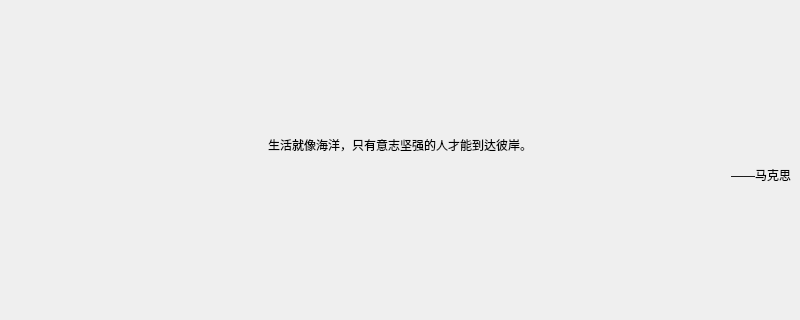
Before: the Qt Designer form mainwindow.ui in GXDE-OS/gxde-time-screensaver, drawn with Qt 5; both pictures show x 0 to 800 and y 141 to 461 of the 800 by 600 pixel window.
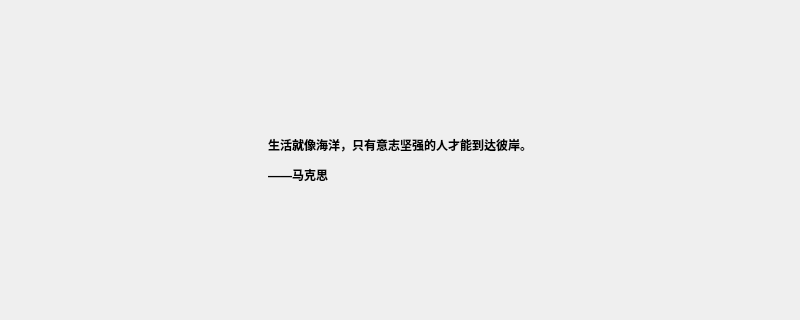
After: the same form once the commit is applied. Icons and pictures are not drawn.

Commit message: 调整UI布局

The edit to the form file:
```diff
--- a/mainwindow.ui
+++ b/mainwindow.ui
@@ -43,14 +43,44 @@
      </spacer>
     </item>
     <item>
+     <layout class="QHBoxLayout" name="horizontalLayout_3">
+      <item>
+       <spacer name="horizontalSpacer_2">
+        <property name="orientation">
+         <enum>Qt::Horizontal</enum>
+        </property>
+        <property name="sizeHint" stdset="0">
+         <size>
+          <width>40</width>
+          <height>20</height>
+         </size>
+        </property>
+       </spacer>
+      </item>
+      <item>
      <widget class="QLabel" name="m_poem">
       <property name="text">
-       <string>&lt;html&gt;&lt;head/&gt;&lt;body&gt;&lt;p&gt;生活就像海洋，只有意志坚强的人才能到达彼岸。&lt;/p&gt;&lt;p align=&quot;right&quot;&gt;——马克思&lt;/p&gt;&lt;/body&gt;&lt;/html&gt;</string>
+         <string>&lt;html&gt;&lt;head/&gt;&lt;body&gt;&lt;p&gt;&lt;span style=&quot; font-weight:700;&quot;&gt;生活就像海洋，只有意志坚强的人才能到达彼岸。&lt;/span&gt;&lt;/p&gt;&lt;p&gt;&lt;span style=&quot; font-weight:700;&quot;&gt;——马克思&lt;/span&gt;&lt;/p&gt;&lt;/body&gt;&lt;/html&gt;</string>
       </property>
       <property name="alignment">
-       <set>Qt::AlignCenter</set>
-      </property>
-     </widget>
+         <set>Qt::AlignLeading|Qt::AlignLeft|Qt::AlignVCenter</set>
+        </property>
+       </widget>
+      </item>
+      <item>
+       <spacer name="horizontalSpacer_3">
+        <property name="orientation">
+         <enum>Qt::Horizontal</enum>
+        </property>
+        <property name="sizeHint" stdset="0">
+         <size>
+          <width>40</width>
+          <height>20</height>
+         </size>
+        </property>
+       </spacer>
+      </item>
+     </layout>
     </item>
     <item>
      <spacer name="verticalSpacer">
```
Lines whose indentation alone changed are shown as unchanged.
